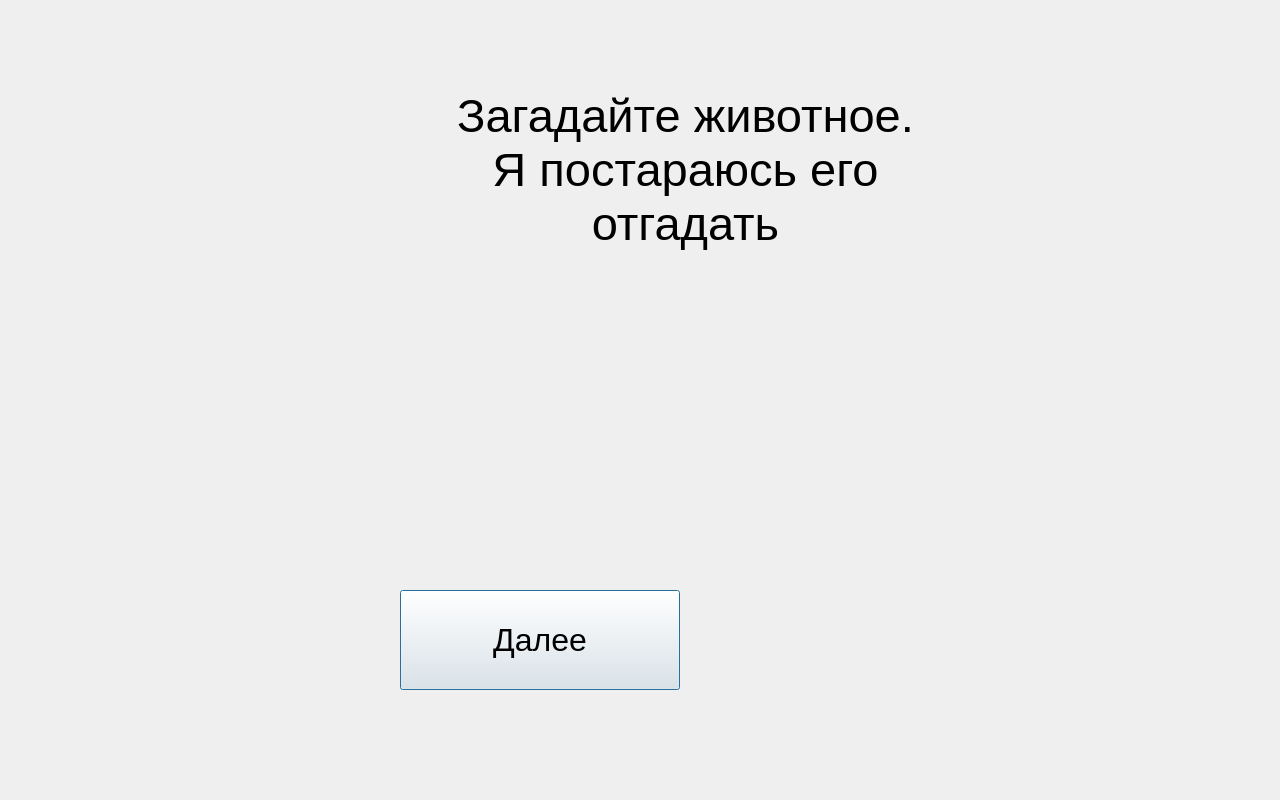
The window that QtPetinator/secondslide.ui (krbroman/Petinator) describes before a commit, drawn with Qt 5.
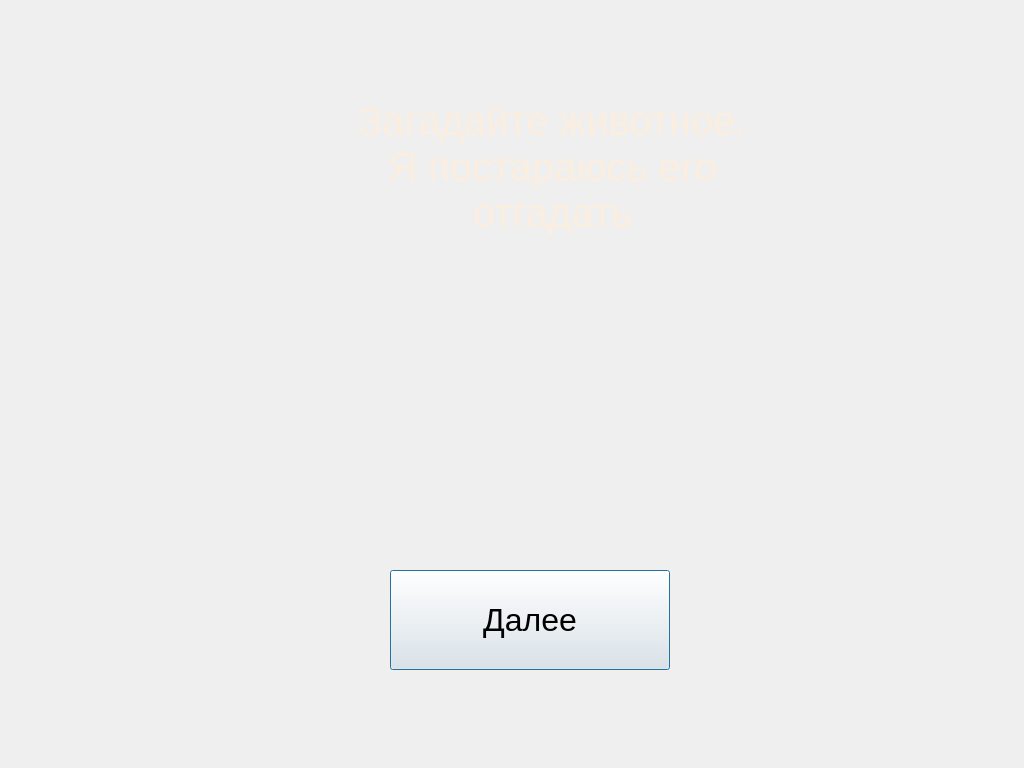
The same window after the commit.

What changed in the file:
```diff
--- a/QtPetinator/secondslide.ui
+++ b/QtPetinator/secondslide.ui
@@ -6,8 +6,8 @@
    <rect>
     <x>0</x>
     <y>0</y>
-    <width>1280</width>
-    <height>800</height>
+    <width>1024</width>
+    <height>768</height>
    </rect>
   </property>
   <property name="windowTitle">
@@ -17,9 +17,9 @@
    <property name="geometry">
     <rect>
      <x>340</x>
-     <y>60</y>
-     <width>691</width>
-     <height>221</height>
+     <y>87</y>
+     <width>425</width>
+     <height>161</height>
     </rect>
    </property>
    <property name="font">
@@ -28,14 +28,14 @@
     </font>
    </property>
    <property name="text">
-    <string>&lt;body&gt;&lt;p align=&quot;center&quot;&gt;Загадайте животное. &lt;br/&gt;Я постараюсь его &lt;br/&gt; отгадать&lt;/p&gt;&lt;/body&gt;</string>
+    <string>&lt;html&gt;&lt;head/&gt;&lt;body&gt;&lt;p align=&quot;center&quot;&gt;&lt;span style=&quot; font-family:'Arial Rounded MT Bold'; font-size:30pt; color:#fceedf;&quot;&gt;Загадайте животное. &lt;br/&gt;Я постараюсь его &lt;br/&gt; отгадать&lt;/span&gt;&lt;span style=&quot; font-size:64pt;&quot;/&gt;&lt;/p&gt;&lt;/body&gt;&lt;/html&gt;</string>
    </property>
   </widget>
   <widget class="QPushButton" name="pushButton">
    <property name="geometry">
     <rect>
-     <x>400</x>
-     <y>590</y>
+     <x>390</x>
+     <y>570</y>
      <width>280</width>
      <height>100</height>
     </rect>
@@ -49,6 +49,78 @@
     <string>Далее</string>
    </property>
   </widget>
+  <widget class="QLabel" name="label2">
+   <property name="geometry">
+    <rect>
+     <x>0</x>
+     <y>0</y>
+     <width>1024</width>
+     <height>768</height>
+    </rect>
+   </property>
+   <property name="text">
+    <string/>
+   </property>
+  </widget>
+  <widget class="QLabel" name="label3">
+   <property name="geometry">
+    <rect>
+     <x>361</x>
+     <y>56</y>
+     <width>451</width>
+     <height>237</height>
+    </rect>
+   </property>
+   <property name="text">
+    <string/>
+   </property>
+  </widget>
+  <widget class="QLabel" name="label4">
+   <property name="geometry">
+    <rect>
+     <x>164</x>
+     <y>200</y>
+     <width>237</width>
+     <height>250</height>
+    </rect>
+   </property>
+   <property name="text">
+    <string/>
+   </property>
+  </widget>
+  <widget class="QLabel" name="label5">
+   <property name="geometry">
+    <rect>
+     <x>-19</x>
+     <y>334</y>
+     <width>1173</width>
+     <height>300</height>
+    </rect>
+   </property>
+   <property name="text">
+    <string/>
+   </property>
+  </widget>
+  <widget class="QLabel" name="label6">
+   <property name="geometry">
+    <rect>
+     <x>379</x>
+     <y>564</y>
+     <width>295</width>
+     <height>108</height>
+    </rect>
+   </property>
+   <property name="text">
+    <string/>
+   </property>
+  </widget>
+  <zorder>label2</zorder>
+  <zorder>label4</zorder>
+  <zorder>label5</zorder>
+  <zorder>label6</zorder>
+  <zorder>pushButton</zorder>
+  <zorder>label3</zorder>
+  <zorder>label</zorder>
  </widget>
  <resources/>
  <connections/>
```
Left out of the diff: 14 changed lines with no effect on the pictures.
